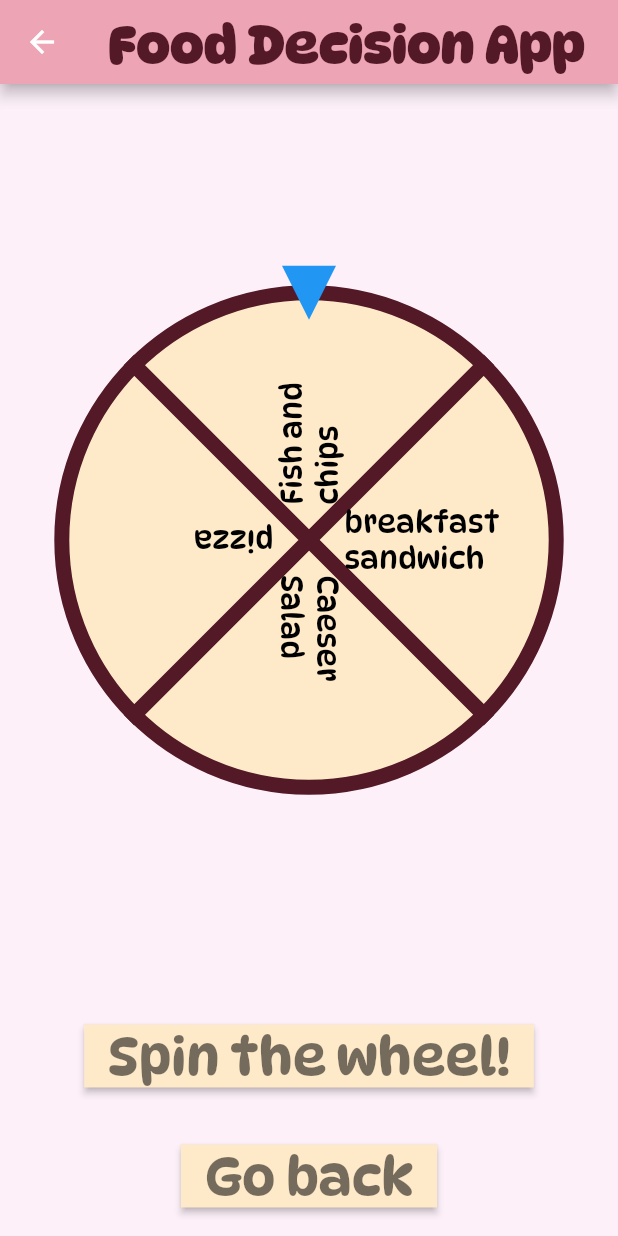
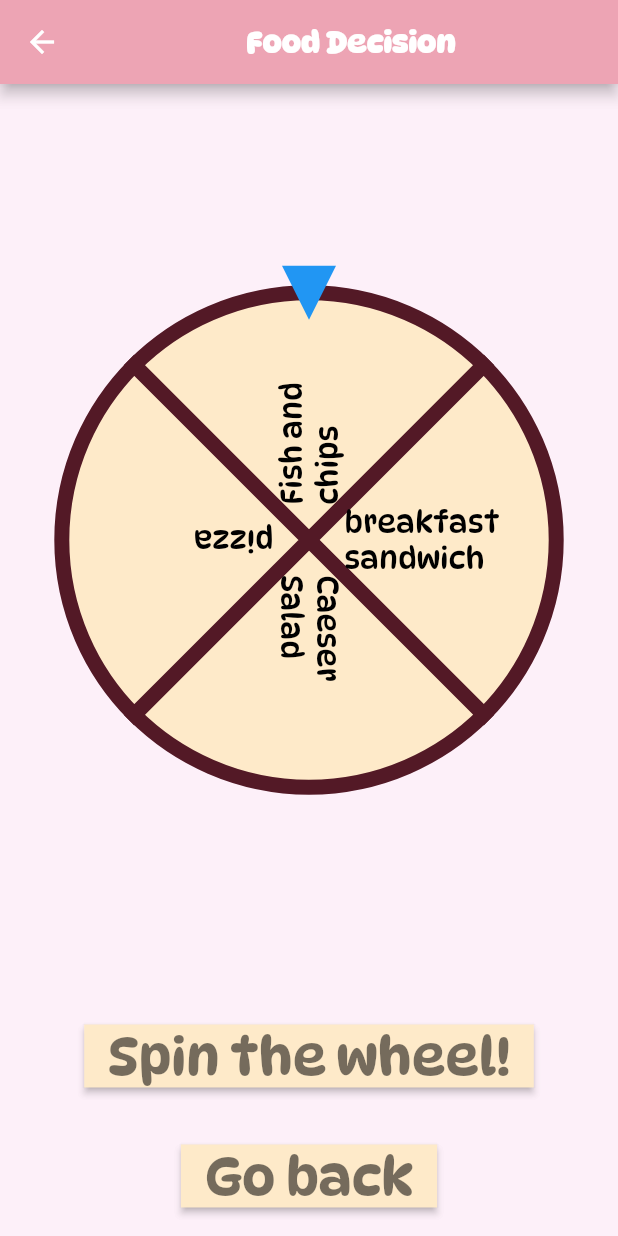
Before and after one commit to B210248C/Food-Decision, a Flutter app: the FoodDecisionPage screen opened directly, on a phone screen of 412 x 824 dp. Run offline on Flutter 3.47's test engine with Material 2 defaults, Android fonts, the phone set to English and light mode, and no system bars; drawn by our look-alikes of flutter_fortune_wheel; our stand-ins replace firebase_auth, firebase_core, flutter_image_slideshow; accounts and stored records are empty.

Commit message:
Update food_decision.dart

```diff
--- a/lib/screen/food_decision.dart
+++ b/lib/screen/food_decision.dart
@@ -130,9 +130,11 @@ class _FoodDecisionPageState extends State<FoodDecisionPage> {
       backgroundColor: kScaffoldColor,
       appBar: AppBar(
         backgroundColor: kAppBarColor,
-        title: Text(
-          'Food Decision App',
-          style: kHomeTextStyle,
+        title: Center(
+          child: Text(
+            'Food Decision',
+            style: kTitleStyle,
+          ),
         ),
       ),
       body: GestureDetector(
```
